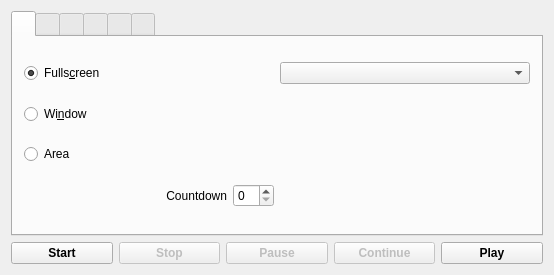
Above: mainwindow.ui from vkohaupt/vokoscreenNG before the change. Below: the same form after it.
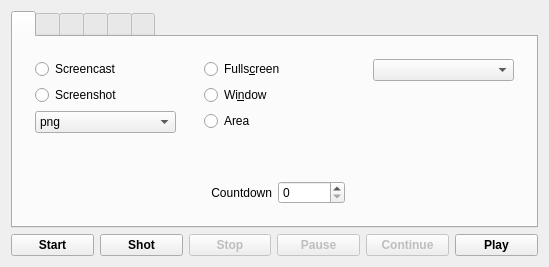
That is the form after the change. Icons and pictures are not drawn.

Commit message: add screenshot widgets

What changed in the file:
```diff
--- a/mainwindow.ui
+++ b/mainwindow.ui
@@ -6,8 +6,8 @@
    <rect>
     <x>0</x>
     <y>0</y>
-    <width>554</width>
-    <height>275</height>
+    <width>549</width>
+    <height>267</height>
    </rect>
   </property>
   <property name="windowTitle">
@@ -36,52 +36,135 @@
        <layout class="QHBoxLayout" name="horizontalLayout_2">
         <item>
          <layout class="QGridLayout" name="gridLayout">
-          <item row="0" column="0">
+          <item row="1" column="0">
+           <widget class="QFrame" name="frame">
+            <property name="frameShape">
+             <enum>QFrame::NoFrame</enum>
+            </property>
+            <layout class="QVBoxLayout" name="verticalLayout_13">
+             <item>
+              <widget class="QRadioButton" name="radioButtonScreencast">
+               <property name="text">
+                <string>Screencast</string>
+               </property>
+              </widget>
+             </item>
+             <item>
+              <widget class="QRadioButton" name="radioButtonScreenshot">
+               <property name="text">
+                <string>Screenshot</string>
+               </property>
+              </widget>
+             </item>
+             <item>
+              <widget class="QComboBox" name="comboBoxScreenShotFormat">
+               <item>
+                <property name="text">
+                 <string>png</string>
+                </property>
+               </item>
+               <item>
+                <property name="text">
+                 <string>jpeg</string>
+                </property>
+               </item>
+               <item>
+                <property name="text">
+                 <string>tiff</string>
+                </property>
+               </item>
+              </widget>
+             </item>
+             <item>
+              <spacer name="verticalSpacer_8">
+               <property name="orientation">
+                <enum>Qt::Vertical</enum>
+               </property>
+               <property name="sizeHint" stdset="0">
+                <size>
+                 <width>20</width>
+                 <height>40</height>
+                </size>
+               </property>
+              </spacer>
+             </item>
+            </layout>
+           </widget>
+          </item>
+          <item row="1" column="2">
+           <widget class="QFrame" name="frame_3">
+            <property name="frameShape">
+             <enum>QFrame::NoFrame</enum>
+            </property>
+            <layout class="QVBoxLayout" name="verticalLayout_7">
+             <item>
+              <widget class="QComboBox" name="comboBoxScreen">
+               <property name="styleSheet">
+                <string notr="true">test123::url(:/pictures/novideoplayer.png)</string>
+               </property>
+              </widget>
+             </item>
+             <item>
+              <spacer name="verticalSpacer_10">
+               <property name="orientation">
+                <enum>Qt::Vertical</enum>
+               </property>
+               <property name="sizeHint" stdset="0">
+                <size>
+                 <width>20</width>
+                 <height>40</height>
+                </size>
+               </property>
+              </spacer>
+             </item>
+            </layout>
+           </widget>
+          </item>
+          <item row="1" column="1">
+           <widget class="QFrame" name="frame_2">
+            <property name="frameShape">
+             <enum>QFrame::NoFrame</enum>
+            </property>
+            <layout class="QVBoxLayout" name="verticalLayout_6">
+             <item>
            <widget class="QRadioButton" name="radioButtonFullscreen">
             <property name="text">
              <string>Fulls&amp;creen</string>
             </property>
-            <property name="checked">
+               <property name="checkable">
              <bool>true</bool>
             </property>
            </widget>
           </item>
-          <item row="2" column="0">
-           <widget class="QRadioButton" name="radioButtonArea">
-            <property name="text">
-             <string>Area</string>
-            </property>
-           </widget>
-          </item>
-          <item row="1" column="0">
+             <item>
            <widget class="QRadioButton" name="radioButtonWindow">
             <property name="text">
              <string>Wi&amp;ndow</string>
             </property>
            </widget>
           </item>
-          <item row="0" column="2">
-           <widget class="QComboBox" name="comboBoxScreen">
-            <property name="styleSheet">
-             <string notr="true">test123::url(:/pictures/novideoplayer.png)</string>
+             <item>
+              <widget class="QRadioButton" name="radioButtonArea">
+               <property name="text">
+                <string>Area</string>
             </property>
            </widget>
           </item>
-          <item row="3" column="0">
+             <item>
+              <spacer name="verticalSpacer_9">
+               <property name="orientation">
+                <enum>Qt::Vertical</enum>
+               </property>
+               <property name="sizeHint" stdset="0">
+                <size>
+                 <width>20</width>
+                 <height>40</height>
+                </size>
+               </property>
+              </spacer>
+             </item>
+             <item>
            <layout class="QHBoxLayout" name="horizontalLayout_4">
-            <item>
-             <spacer name="horizontalSpacer_2">
-              <property name="orientation">
-               <enum>Qt::Horizontal</enum>
-              </property>
-              <property name="sizeHint" stdset="0">
-               <size>
-                <width>40</width>
-                <height>20</height>
-               </size>
-              </property>
-             </spacer>
-            </item>
             <item>
              <widget class="QLabel" name="labelCountdown">
               <property name="text">
@@ -97,18 +180,8 @@
             </item>
            </layout>
           </item>
-          <item row="3" column="2">
-           <spacer name="horizontalSpacer">
-            <property name="orientation">
-             <enum>Qt::Horizontal</enum>
-            </property>
-            <property name="sizeHint" stdset="0">
-             <size>
-              <width>40</width>
-              <height>20</height>
-             </size>
-            </property>
-           </spacer>
+            </layout>
+           </widget>
           </item>
          </layout>
         </item>
@@ -821,6 +894,19 @@
         </property>
        </widget>
       </item>
+      <item>
+       <widget class="QPushButton" name="pushButtonShot">
+        <property name="font">
+         <font>
+          <weight>75</weight>
+          <bold>true</bold>
+         </font>
+        </property>
+        <property name="text">
+         <string>Shot</string>
+        </property>
+       </widget>
+      </item>
       <item>
        <widget class="QPushButton" name="pushButtonStop">
         <property name="enabled">
```
Left out of the diff: 8 changed lines with no effect on the pictures. Lines whose indentation alone changed are shown as unchanged. The commit also changes 1 other file.
